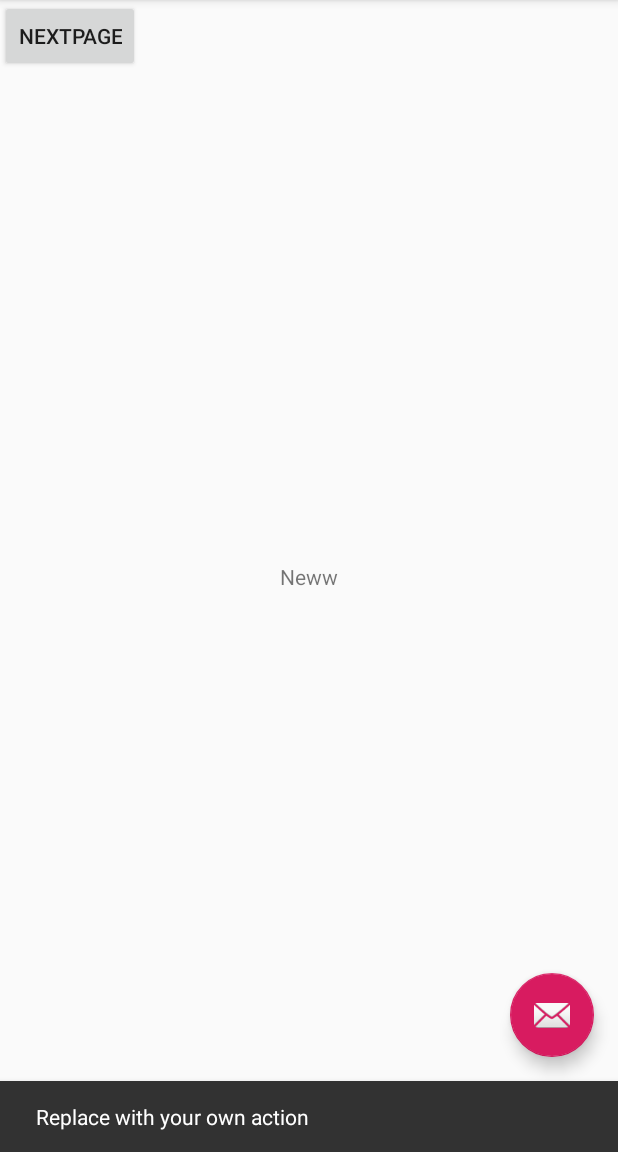
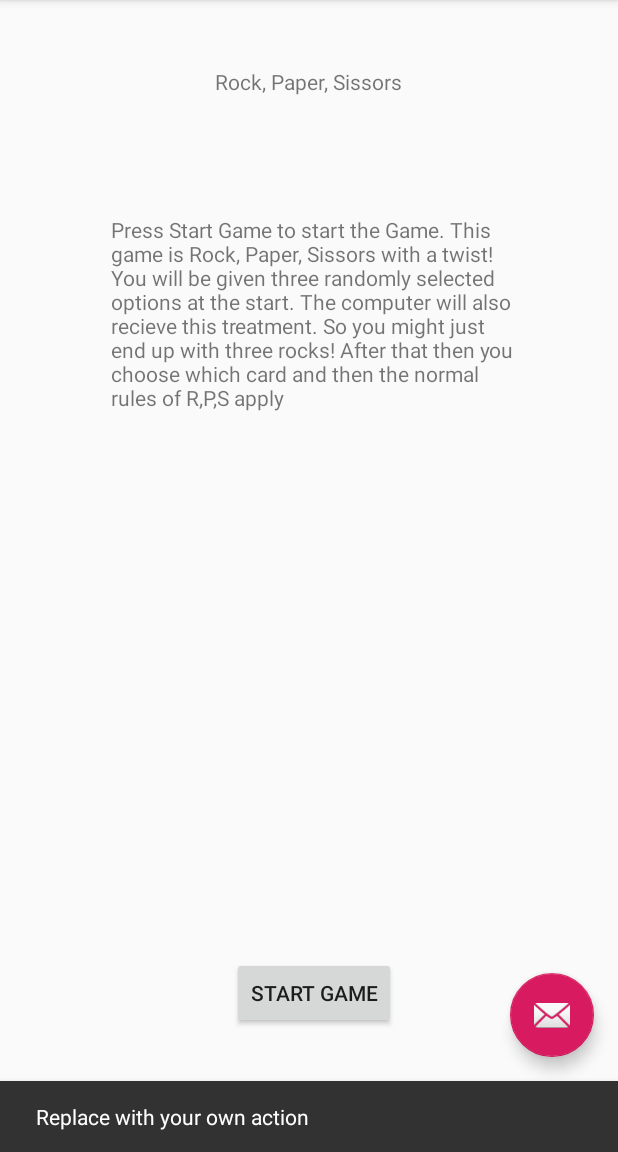
Before and after one commit to ajuarez99/ChefGo, an Android app: the screen it shows after launch (MainActivity), after a tap on an icon or button, on a phone screen of 412 x 824 dp, the part 84-1236 px from its top. Run offline under Robolectric (Android 15) with nearby library versions, the phone set to English and light mode, and no system bars; 1 other tap on this screen came first.

Commit message:
generate game view

```diff
--- a/Experiments/Allan/app/src/main/AndroidManifest.xml
+++ b/Experiments/Allan/app/src/main/AndroidManifest.xml
@@ -9,6 +9,10 @@
         android:roundIcon="@mipmap/ic_launcher_round"
         android:supportsRtl="true"
         android:theme="@style/AppTheme">
+        <activity
+            android:name=".Game"
+            android:label="@string/title_activity_game"
+            android:theme="@style/AppTheme.NoActionBar"></activity>
         <activity
             android:name=".MainActivity"
             android:label="@string/app_name"
--- a/Experiments/Allan/app/src/main/res/layout/content_main.xml
+++ b/Experiments/Allan/app/src/main/res/layout/content_main.xml
@@ -6,24 +6,50 @@
     android:layout_height="match_parent"
     app:layout_behavior="@string/appbar_scrolling_view_behavior"
     tools:context=".MainActivity"
+    tools:layout_editor_absoluteY="56dp"
     tools:showIn="@layout/activity_main">
 
     <TextView
-        android:id="@+id/middle"
+        android:id="@+id/title"
         android:layout_width="wrap_content"
         android:layout_height="wrap_content"
-        android:text="0"
+        android:layout_marginTop="8dp"
+        android:layout_marginRight="8dp"
+        android:layout_marginBottom="8dp"
+        android:text="Rock, Paper, Sissors"
         app:layout_constraintBottom_toBottomOf="parent"
+        app:layout_constraintHorizontal_bias="0.512"
         app:layout_constraintLeft_toLeftOf="parent"
         app:layout_constraintRight_toRightOf="parent"
-        app:layout_constraintTop_toTopOf="parent" />
+        app:layout_constraintTop_toTopOf="parent"
+        app:layout_constraintVertical_bias="0.05" />
 
     <Button
         android:id="@+id/button2"
         android:layout_width="wrap_content"
         android:layout_height="wrap_content"
-        android:text="nextPage"
-        tools:layout_editor_absoluteX="157dp"
-        tools:layout_editor_absoluteY="545dp" />
+        android:layout_marginTop="154dp"
+        android:layout_marginEnd="148dp"
+        android:layout_marginRight="148dp"
+        android:layout_marginBottom="82dp"
+        android:text="Start Game"
+        app:layout_constraintBottom_toBottomOf="parent"
+        app:layout_constraintEnd_toEndOf="parent"
+        app:layout_constraintTop_toBottomOf="@+id/title"
+        app:layout_constraintVertical_bias="1.0" />
+
+    <TextView
+        android:id="@+id/textView"
+        android:layout_width="276dp"
+        android:layout_height="167dp"
+        android:layout_marginStart="73dp"
+        android:layout_marginLeft="73dp"
+        android:layout_marginTop="79dp"
+        android:layout_marginEnd="62dp"
+        android:layout_marginRight="62dp"
+        android:text="Press Start Game to start the Game. This game is Rock, Paper, Sissors with a twist! You will be given three randomly selected options at the start. The computer will also recieve this treatment. So you might just end up with three rocks! After that then you choose which card and then the normal rules of R,P,S apply"
+        app:layout_constraintEnd_toEndOf="parent"
+        app:layout_constraintStart_toStartOf="parent"
+        app:layout_constraintTop_toBottomOf="@+id/title" />
 
 </androidx.constraintlayout.widget.ConstraintLayout>
--- a/Experiments/Allan/app/src/main/res/values/strings.xml
+++ b/Experiments/Allan/app/src/main/res/values/strings.xml
@@ -1,4 +1,5 @@
 <resources>
     <string name="app_name">App 309</string>
     <string name="action_settings">Settings</string>
+    <string name="title_activity_game">Game</string>
 </resources>
```
Also changed, not shown: Experiments/Allan/app/src/main/java/com/example/app309/Game.java (added, +69 -0 lines), Experiments/Allan/app/src/main/java/com/example/app309/MainActivity.java (+7 -2 lines), Experiments/Allan/app/src/main/res/layout/activity_game.xml (added, +33 -0 lines), Experiments/Allan/app/src/main/res/layout/content_game.xml (added, +92 -0 lines).
